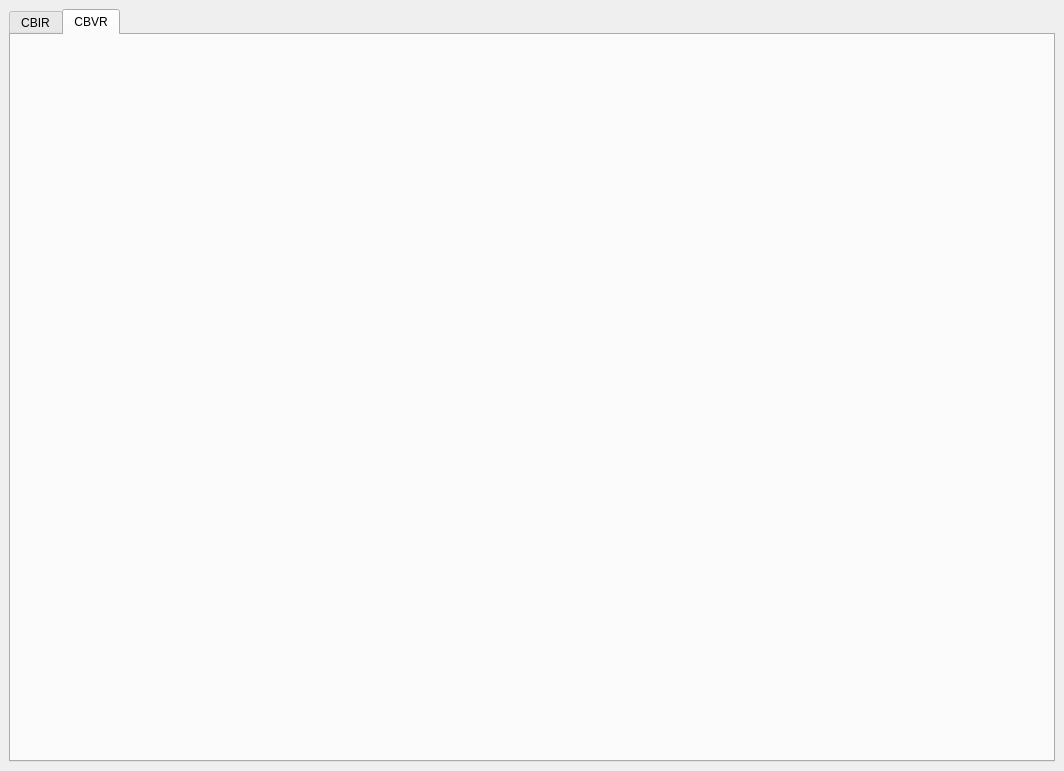
omarabdo997/content-based-multimedia-retrieval, file ui_file.ui: the form before one commit.
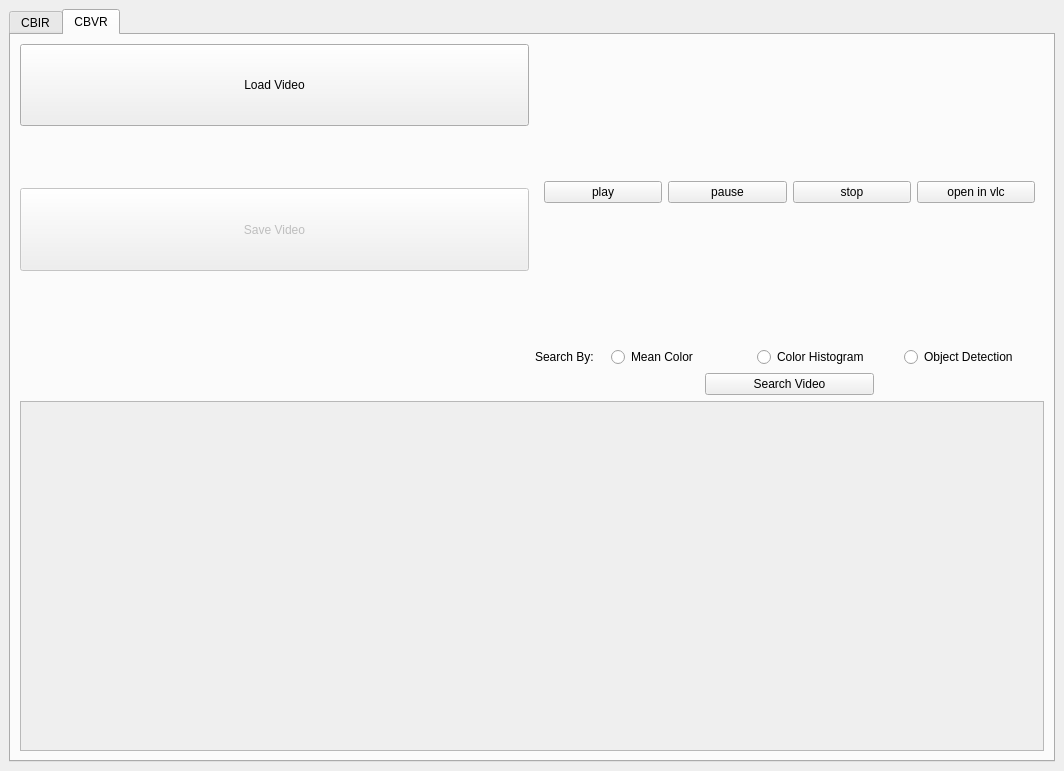
The form after the commit. The open tabs and pages were chosen to show the change.

Commit message: add video support to gui

Diff of the .ui file:
```diff
--- a/ui_file.ui
+++ b/ui_file.ui
@@ -248,6 +248,253 @@
        <attribute name="title">
         <string>CBVR</string>
        </attribute>
+       <layout class="QVBoxLayout" name="verticalLayout_2">
+        <item>
+         <layout class="QHBoxLayout" name="video_search_load_layout">
+          <item>
+           <layout class="QVBoxLayout" name="load_save_video_layout">
+            <property name="spacing">
+             <number>20</number>
+            </property>
+            <item>
+             <widget class="QPushButton" name="load_video_button">
+              <property name="sizePolicy">
+               <sizepolicy hsizetype="Expanding" vsizetype="Expanding">
+                <horstretch>0</horstretch>
+                <verstretch>0</verstretch>
+               </sizepolicy>
+              </property>
+              <property name="minimumSize">
+               <size>
+                <width>0</width>
+                <height>0</height>
+               </size>
+              </property>
+              <property name="text">
+               <string>Load Video</string>
+              </property>
+             </widget>
+            </item>
+            <item>
+             <widget class="QLabel" name="video_loaded_label">
+              <property name="font">
+               <font>
+                <pointsize>14</pointsize>
+                <italic>true</italic>
+               </font>
+              </property>
+              <property name="layoutDirection">
+               <enum>Qt::LeftToRight</enum>
+              </property>
+              <property name="text">
+               <string/>
+              </property>
+              <property name="alignment">
+               <set>Qt::AlignCenter</set>
+              </property>
+             </widget>
+            </item>
+            <item>
+             <widget class="QPushButton" name="save_video_button">
+              <property name="enabled">
+               <bool>false</bool>
+              </property>
+              <property name="sizePolicy">
+               <sizepolicy hsizetype="Expanding" vsizetype="Expanding">
+                <horstretch>0</horstretch>
+                <verstretch>0</verstretch>
+               </sizepolicy>
+              </property>
+              <property name="text">
+               <string>Save Video</string>
+              </property>
+             </widget>
+            </item>
+            <item>
+             <widget class="QLabel" name="video_saved_label">
+              <property name="font">
+               <font>
+                <pointsize>14</pointsize>
+                <italic>true</italic>
+               </font>
+              </property>
+              <property name="text">
+               <string/>
+              </property>
+              <property name="alignment">
+               <set>Qt::AlignCenter</set>
+              </property>
+             </widget>
+            </item>
+            <item>
+             <spacer name="verticalSpacer_2">
+              <property name="orientation">
+               <enum>Qt::Vertical</enum>
+              </property>
+              <property name="sizeHint" stdset="0">
+               <size>
+                <width>20</width>
+                <height>40</height>
+               </size>
+              </property>
+             </spacer>
+            </item>
+           </layout>
+          </item>
+          <item>
+           <layout class="QVBoxLayout" name="search_video_layout" stretch="9,0,0">
+            <item>
+             <widget class="QWidget" name="search_video_widget" native="true">
+              <property name="sizePolicy">
+               <sizepolicy hsizetype="Preferred" vsizetype="Preferred">
+                <horstretch>0</horstretch>
+                <verstretch>0</verstretch>
+               </sizepolicy>
+              </property>
+              <layout class="QVBoxLayout" name="verticalLayout_4" stretch="9,0">
+               <item>
+                <layout class="QVBoxLayout" name="video_player_layout"/>
+               </item>
+               <item>
+                <layout class="QHBoxLayout" name="control_player_buttons_layout">
+                 <item>
+                  <widget class="QPushButton" name="play_button">
+                   <property name="text">
+                    <string>play</string>
+                   </property>
+                  </widget>
+                 </item>
+                 <item>
+                  <widget class="QPushButton" name="pause_button">
+                   <property name="text">
+                    <string>pause</string>
+                   </property>
+                  </widget>
+                 </item>
+                 <item>
+                  <widget class="QPushButton" name="stop_button">
+                   <property name="text">
+                    <string>stop</string>
+                   </property>
+                  </widget>
+                 </item>
+                 <item>
+                  <widget class="QPushButton" name="vlc_button">
+                   <property name="text">
+                    <string>open in vlc</string>
+                   </property>
+                  </widget>
+                 </item>
+                </layout>
+               </item>
+              </layout>
+             </widget>
+            </item>
+            <item>
+             <layout class="QHBoxLayout" name="search_video_options_layout" stretch="1,2,2,2">
+              <property name="sizeConstraint">
+               <enum>QLayout::SetDefaultConstraint</enum>
+              </property>
+              <item>
+               <widget class="QLabel" name="search_by_label_2">
+                <property name="text">
+                 <string>Search By:</string>
+                </property>
+               </widget>
+              </item>
+              <item>
+               <widget class="QRadioButton" name="mean_color_radio_button_2">
+                <property name="text">
+                 <string>Mean Color</string>
+                </property>
+               </widget>
+              </item>
+              <item>
+               <widget class="QRadioButton" name="color_histogram_button_2">
+                <property name="text">
+                 <string>Color Histogram</string>
+                </property>
+               </widget>
+              </item>
+              <item>
+               <widget class="QRadioButton" name="object_detection_radio_button_2">
+                <property name="text">
+                 <string>Object Detection</string>
+                </property>
+               </widget>
+              </item>
+             </layout>
+            </item>
+            <item>
+             <layout class="QHBoxLayout" name="search_video_button_layout">
+              <item>
+               <spacer name="horizontalSpacer_3">
+                <property name="orientation">
+                 <enum>Qt::Horizontal</enum>
+                </property>
+                <property name="sizeHint" stdset="0">
+                 <size>
+                  <width>40</width>
+                  <height>20</height>
+                 </size>
+                </property>
+               </spacer>
+              </item>
+              <item>
+               <widget class="QPushButton" name="search_video_button">
+                <property name="sizePolicy">
+                 <sizepolicy hsizetype="Expanding" vsizetype="Fixed">
+                  <horstretch>0</horstretch>
+                  <verstretch>0</verstretch>
+                 </sizepolicy>
+                </property>
+                <property name="text">
+                 <string>Search Video</string>
+                </property>
+               </widget>
+              </item>
+              <item>
+               <spacer name="horizontalSpacer_4">
+                <property name="orientation">
+                 <enum>Qt::Horizontal</enum>
+                </property>
+                <property name="sizeHint" stdset="0">
+                 <size>
+                  <width>40</width>
+                  <height>20</height>
+                 </size>
+                </property>
+               </spacer>
+              </item>
+             </layout>
+            </item>
+           </layout>
+          </item>
+         </layout>
+        </item>
+        <item>
+         <widget class="QScrollArea" name="video_results_scroll_area">
+          <property name="widgetResizable">
+           <bool>true</bool>
+          </property>
+          <widget class="QWidget" name="scrollAreaWidgetContents_2">
+           <property name="geometry">
+            <rect>
+             <x>0</x>
+             <y>0</y>
+             <width>1022</width>
+             <height>347</height>
+            </rect>
+           </property>
+           <layout class="QHBoxLayout" name="horizontalLayout_3">
+            <item>
+             <layout class="QHBoxLayout" name="video_results_layout"/>
+            </item>
+           </layout>
+          </widget>
+         </widget>
+        </item>
+       </layout>
       </widget>
      </widget>
     </item>
```
Left out of the diff: 2 changed lines with no effect on the pictures. The commit also changes 1 other file.
